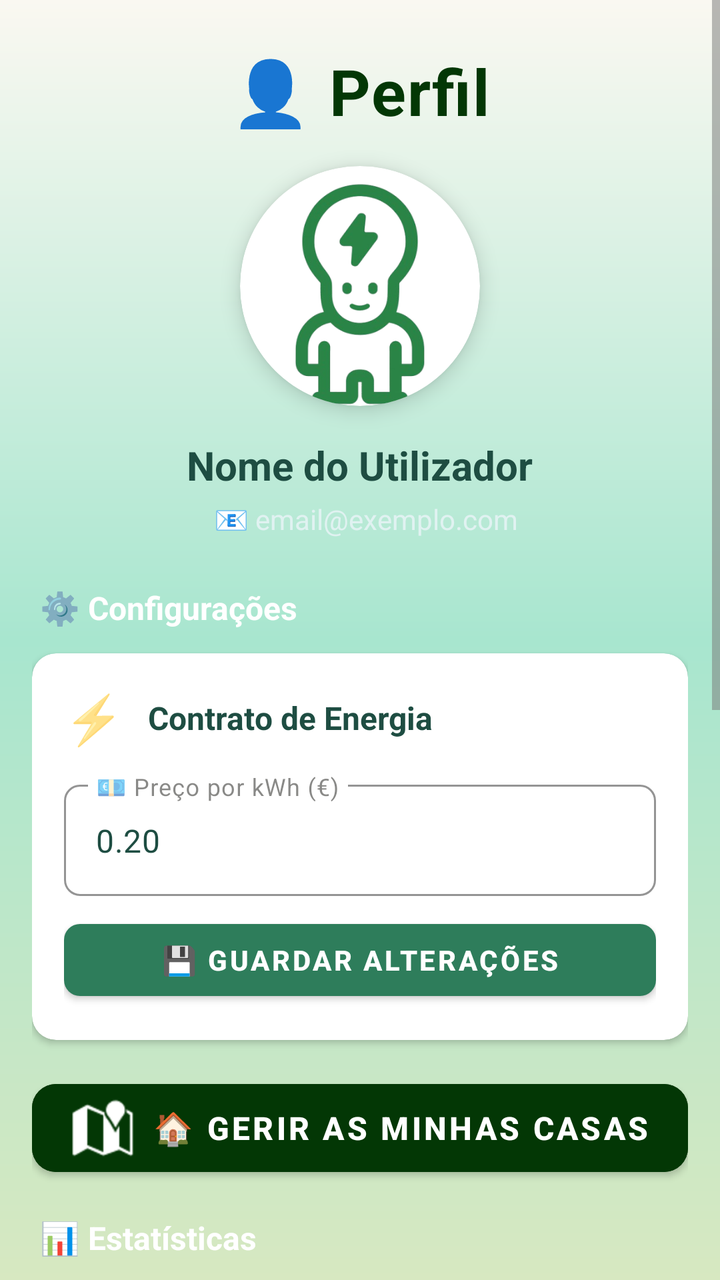
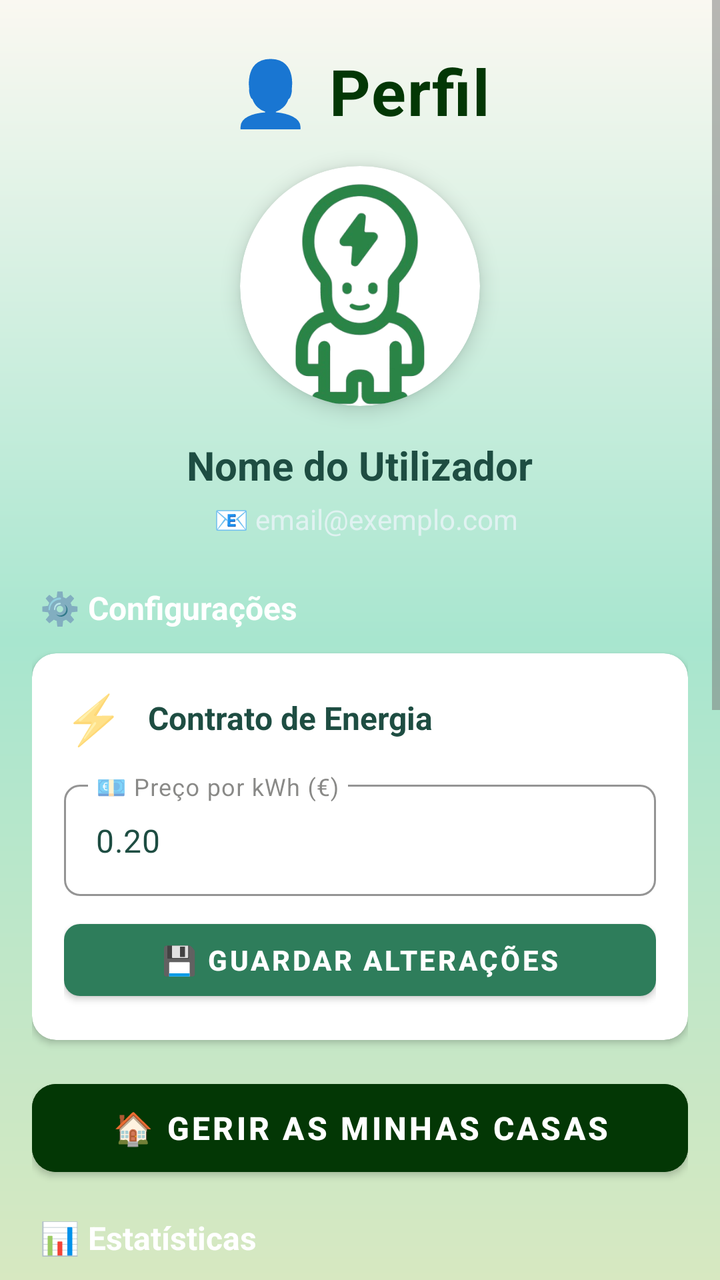

An Android layout rendered at two revisions. The XML below is the earlier revision; the diff shows what the commit changed to produce the second picture.
<!-- AndroidManifest.xml: application theme Theme.EcoTrack -->
<!-- res/layout/activity_perfil_utilizador.xml -->
<?xml version="1.0" encoding="utf-8"?>
<ScrollView xmlns:android="http://schemas.android.com/apk/res/android"
    xmlns:app="http://schemas.android.com/apk/res-auto"
    xmlns:tools="http://schemas.android.com/tools"
    android:layout_width="match_parent"
    android:layout_height="match_parent"
    android:background="@drawable/gradient_verde"
    android:fillViewport="true"
    android:fitsSystemWindows="true">

    <LinearLayout
        android:layout_width="match_parent"
        android:layout_height="wrap_content"
        android:orientation="vertical"
        android:padding="16dp">

        
        <LinearLayout
            android:layout_width="match_parent"
            android:layout_height="wrap_content"
            android:orientation="vertical"
            android:gravity="center_horizontal"
            android:paddingTop="8dp"
            android:paddingBottom="24dp">

            <TextView
                android:layout_width="wrap_content"
                android:layout_height="wrap_content"
                android:text="👤 Perfil"
                android:textColor="@color/green"
                android:textSize="32sp"
                android:textStyle="bold"
                android:letterSpacing="0.02"
                android:layout_marginBottom="8dp" />

            
            <com.google.android.material.card.MaterialCardView
                android:id="@+id/btnEditarFoto"
                android:layout_width="120dp"
                android:layout_height="120dp"
                android:layout_marginTop="8dp"
                android:layout_marginBottom="16dp"
                app:cardCornerRadius="60dp"
                app:cardElevation="6dp"
                app:cardBackgroundColor="@android:color/white"
                app:cardPreventCornerOverlap="true"
                android:clickable="true"
                android:focusable="true"
                android:foreground="?attr/selectableItemBackgroundBorderless">

                <RelativeLayout
                    android:layout_width="match_parent"
                    android:layout_height="match_parent">

                    <ImageView
                        android:id="@+id/imgPerfil"
                        android:layout_width="match_parent"
                        android:layout_height="match_parent"
                        android:scaleType="centerCrop"
                        android:src="@drawable/ecotrack_logo"
                        android:contentDescription="Foto de perfil" />

                </RelativeLayout>
            </com.google.android.material.card.MaterialCardView>

            
            <TextView
                android:id="@+id/tvNomeCompleto"
                android:layout_width="wrap_content"
                android:layout_height="wrap_content"
                android:text="Nome do Utilizador"
                android:textSize="20sp"
                android:textStyle="bold"
                android:textColor="#1E4D42"
                android:maxWidth="300dp"
                android:ellipsize="end"
                android:maxLines="1"
                android:layout_marginBottom="4dp" />

            <TextView
                android:id="@+id/tvEmail"
                android:layout_width="wrap_content"
                android:layout_height="wrap_content"
                android:text="📧 email@exemplo.com"
                android:textSize="14sp"
                android:textColor="#E0F2F1"
                android:maxWidth="300dp"
                android:ellipsize="end"
                android:maxLines="1"
                android:paddingStart="6dp" />
        </LinearLayout>

        
        <TextView
            android:layout_width="wrap_content"
            android:layout_height="wrap_content"
            android:text="⚙️ Configurações"
            android:textColor="#FFFFFF"
            android:textSize="16sp"
            android:textStyle="bold"
            android:paddingStart="4dp"
            android:layout_marginBottom="12dp" />

        
        <com.google.android.material.card.MaterialCardView
            android:layout_width="match_parent"
            android:layout_height="wrap_content"
            android:layout_marginBottom="16dp"
            app:cardCornerRadius="12dp"
            app:cardElevation="2dp"
            app:cardBackgroundColor="@android:color/white">

            <LinearLayout
                android:layout_width="match_parent"
                android:layout_height="wrap_content"
                android:orientation="vertical"
                android:padding="16dp">

                
                <LinearLayout
                    android:layout_width="match_parent"
                    android:layout_height="wrap_content"
                    android:orientation="horizontal"
                    android:gravity="center_vertical"
                    android:layout_marginBottom="12dp">

                    <TextView
                        android:layout_width="wrap_content"
                        android:layout_height="wrap_content"
                        android:text="⚡"
                        android:textSize="24sp"
                        android:layout_marginEnd="12dp" />

                    <TextView
                        android:layout_width="0dp"
                        android:layout_height="wrap_content"
                        android:layout_weight="1"
                        android:text="Contrato de Energia"
                        android:textColor="#1E4D42"
                        android:textSize="16sp"
                        android:textStyle="bold" />
                </LinearLayout>

                
                <com.google.android.material.textfield.TextInputLayout
                    style="@style/Widget.MaterialComponents.TextInputLayout.OutlinedBox"
                    android:layout_width="match_parent"
                    android:layout_height="wrap_content"
                    android:hint="💶 Preço por kWh (€)"
                    app:boxCornerRadiusBottomEnd="8dp"
                    app:boxCornerRadiusBottomStart="8dp"
                    app:boxCornerRadiusTopEnd="8dp"
                    app:boxCornerRadiusTopStart="8dp"
                    app:boxStrokeColor="@color/green"
                    app:boxStrokeWidth="1dp"
                    android:layout_marginBottom="8dp">

                    <com.google.android.material.textfield.TextInputEditText
                        android:id="@+id/etPrecoKwhPerfil"
                        android:layout_width="match_parent"
                        android:layout_height="wrap_content"
                        android:inputType="numberDecimal"
                        android:text="0.20"
                        android:textSize="16sp"
                        android:textColor="#1E4D42" />
                </com.google.android.material.textfield.TextInputLayout>

                
                <com.google.android.material.button.MaterialButton
                    android:id="@+id/btnGuardarPreco"
                    android:layout_width="match_parent"
                    android:layout_height="48dp"
                    android:text="💾 Guardar Alterações"
                    android:textStyle="bold"
                    android:textSize="14sp"
                    style="@style/Widget.MaterialComponents.Button"
                    app:cornerRadius="8dp"
                    android:paddingStart="16dp"
                    android:paddingEnd="16dp" />
            </LinearLayout>
        </com.google.android.material.card.MaterialCardView>

        
        <com.google.android.material.button.MaterialButton
            android:id="@+id/btnGerirCasas"
            android:layout_width="match_parent"
            android:layout_height="56dp"
            android:text="🏠 Gerir as Minhas Casas"
            android:textSize="16sp"
            android:textStyle="bold"
            android:layout_marginBottom="16dp"
            app:cornerRadius="12dp"
            app:icon="@android:drawable/ic_dialog_map"
            app:iconGravity="textStart"
            android:textColor="@android:color/white"
            android:backgroundTint="@color/green"
            style="@style/Widget.MaterialComponents.Button" />

        
        <TextView
            android:layout_width="wrap_content"
            android:layout_height="wrap_content"
            android:text="📊 Estatísticas"
            android:textColor="#FFFFFF"
            android:textSize="16sp"
            android:textStyle="bold"
            android:paddingStart="4dp"
            android:layout_marginBottom="12dp" />

        
        <com.google.android.material.card.MaterialCardView
            android:layout_width="match_parent"
            android:layout_height="wrap_content"
            android:layout_marginBottom="24dp"
            app:cardCornerRadius="16dp"
            app:cardElevation="4dp"
            app:cardBackgroundColor="@android:color/white">

            <LinearLayout
                android:layout_width="match_parent"
                android:layout_height="wrap_content"
                android:orientation="vertical"
                android:padding="20dp">

                <TextView
                    android:layout_width="wrap_content"
                    android:layout_height="wrap_content"
                    android:text="📈 Resumo de Consumo"
                    android:textSize="18sp"
                    android:textColor="#1E4D42"
                    android:textStyle="bold"
                    android:layout_marginBottom="20dp" />

                
                <GridLayout
                    android:layout_width="match_parent"
                    android:layout_height="wrap_content"
                    android:columnCount="2"
                    android:rowCount="2"
                    android:columnWidth="0dp"
                    android:useDefaultMargins="true"
                    android:alignmentMode="alignBounds">

                    
                    <LinearLayout
                        android:layout_width="0dp"
                        android:layout_height="wrap_content"
                        android:layout_columnWeight="1"
                        android:orientation="vertical"
                        android:gravity="center"
                        android:padding="12dp"
                        android:background="@drawable/card_background_white"
                        android:layout_marginEnd="8dp"
                        android:layout_marginBottom="8dp">

                        <TextView
                            android:layout_width="wrap_content"
                            android:layout_height="wrap_content"
                            android:text="🔋"
                            android:textSize="32sp"
                            android:layout_marginBottom="8dp" />

                        <TextView
                            android:layout_width="wrap_content"
                            android:layout_height="wrap_content"
                            android:text="Consumo Total"
                            android:textSize="12sp"
                            android:textColor="#666666"
                            android:layout_marginBottom="4dp" />

                        <TextView
                            android:id="@+id/tvConsumoStat"
                            android:layout_width="wrap_content"
                            android:layout_height="wrap_content"
                            android:text="-- kWh"
                            android:textSize="20sp"
                            android:textStyle="bold"
                            android:textColor="#1E4D42" />
                    </LinearLayout>

                    
                    <LinearLayout
                        android:layout_width="0dp"
                        android:layout_height="wrap_content"
                        android:layout_columnWeight="1"
                        android:orientation="vertical"
                        android:gravity="center"
                        android:padding="12dp"
                        android:background="@drawable/card_background_white"
                        android:layout_marginBottom="8dp">

                        <TextView
                            android:layout_width="wrap_content"
                            android:layout_height="wrap_content"
                            android:text="💰"
                            android:textSize="32sp"
                            android:layout_marginBottom="8dp" />

                        <TextView
                            android:layout_width="wrap_content"
                            android:layout_height="wrap_content"
                            android:text="Custo Estimado"
                            android:textSize="12sp"
                            android:textColor="#666666"
                            android:layout_marginBottom="4dp" />

                        <TextView
                            android:id="@+id/tvPoupancaStat"
                            android:layout_width="wrap_content"
                            android:layout_height="wrap_content"
                            android:text="€ --"
                            android:textSize="20sp"
                            android:textStyle="bold"
                            android:textColor="#1E4D42" />
                    </LinearLayout>
                </GridLayout>
            </LinearLayout>
        </com.google.android.material.card.MaterialCardView>

        
        <TextView
            android:layout_width="wrap_content"
            android:layout_height="wrap_content"
            android:text="👤 Conta"
            android:textColor="#FFFFFF"
            android:textSize="16sp"
            android:textStyle="bold"
            android:paddingStart="4dp"
            android:layout_marginBottom="12dp" />

        
        <LinearLayout
            android:layout_width="match_parent"
            android:layout_height="wrap_content"
            android:orientation="vertical"
            android:background="@drawable/rounded_white_box"
            android:padding="8dp"
            android:layout_marginBottom="32dp">

            
            <com.google.android.material.button.MaterialButton
                android:id="@+id/btnLogout"
                android:layout_width="match_parent"
                android:layout_height="52dp"
                android:layout_marginBottom="8dp"
                android:text="👋🏻 Terminar Sessão"
                android:textSize="15sp"
                style="@style/Widget.MaterialComponents.Button.OutlinedButton"
                app:strokeColor="#1E4D42"
                app:strokeWidth="1dp"
                app:cornerRadius="8dp"
                android:textColor="#1E4D42"
                android:backgroundTint="#d8f5ad" />

            
            <com.google.android.material.button.MaterialButton
                android:id="@+id/btnEliminarConta"
                android:layout_width="match_parent"
                android:layout_height="52dp"
                android:layout_marginBottom="8dp"
                android:text="🗑️ Eliminar Conta"
                android:textSize="15sp"
                style="@style/Widget.MaterialComponents.Button.OutlinedButton"
                app:strokeColor="#D32F2F"
                app:strokeWidth="1dp"
                app:cornerRadius="8dp"
                android:textColor="#D32F2F"
                android:backgroundTint="#F27d7d" />

            
            <com.google.android.material.button.MaterialButton
                android:id="@+id/btnVoltar"
                android:layout_width="match_parent"
                android:layout_height="52dp"
                android:text="⬅️ Voltar ao Menu"
                android:textSize="15sp"
                android:textStyle="bold"
                app:cornerRadius="8dp"
                android:textColor="@android:color/white"
                android:backgroundTint="@color/green" />
        </LinearLayout>

    </LinearLayout>
</ScrollView>
<!-- resources referenced by this layout -->
<resources>
  <color name="green">#033705</color>
  <!-- drawable card_background_white (drawable) -->
  <?xml version="1.0" encoding="utf-8"?>
  <shape xmlns:android="http://schemas.android.com/apk/res/android"
      android:shape="rectangle">
      <solid android:color="#FFFFFF" />
      <corners android:radius="16dp" />
      <padding
          android:left="8dp"
          android:top="8dp"
          android:right="8dp"
          android:bottom="8dp" />
      <stroke
          android:width="1dp"
          android:color="#DDDDDD" />
  </shape>
  <!-- drawable ecotrack_logo: png bitmap (drawable, 78201 bytes) -->
  <!-- drawable gradient_verde (drawable) -->
  <shape xmlns:android="http://schemas.android.com/apk/res/android">
      <gradient
          android:startColor="@color/pastel_lightgreen"
          android:centerColor="@color/mint_start"
          android:endColor="@color/pastel_whitewarm"
          android:angle="90" />
  
      <corners android:radius="0dp" />
  </shape>
  <!-- drawable rounded_white_box (drawable) -->
  <shape xmlns:android="http://schemas.android.com/apk/res/android" android:shape="rectangle">
      <solid android:color="#FFFFFF"/>
      <corners android:radius="16dp"/>
      <padding android:left="12dp" android:top="12dp" android:right="12dp" android:bottom="12dp"/>
  </shape>
  <style name="Theme.EcoTrack" parent="Theme.MaterialComponents.Light.NoActionBar">
          
          <item name="colorPrimary">@color/colorPrimary</item>
          <item name="colorOnPrimary">@color/colorOnPrimary</item>
          <item name="colorSecondary">@color/colorSecondary</item>
          <item name="colorOnSecondary">@color/colorOnSecondary</item>
  
          
          <item name="colorOnBackground">@color/background_beige</item>
          <item name="colorSurface">@color/colorSurface</item>
          <item name="colorOnSurface">@color/colorOnSurface</item>
          <item name="android:windowBackground">@color/background_beige</item>
  
          
          <item name="colorPrimaryContainer">@color/colorPrimaryContainer</item>
          <item name="colorOnPrimaryContainer">@color/colorOnPrimaryContainer</item>
          <item name="colorSecondaryContainer">@color/colorSecondaryContainer</item>
          <item name="colorOnSecondaryContainer">@color/colorOnSecondaryContainer</item>
  
          
          <item name="colorError">@color/colorError</item>
          <item name="colorOnError">@color/colorOnError</item>
          <item name="colorErrorContainer">@color/colorErrorContainer</item>
          <item name="colorOnErrorContainer">@color/colorOnErrorContainer</item>
  
          
          <item name="colorOutline">@color/colorOutline</item>
  
          
          <item name="android:textColorPrimary">@color/text_primary</item>
          <item name="android:textColorSecondary">@color/text_secondary</item>
  
          
          <item name="android:statusBarColor">@color/colorPrimary</item>
          <item name="android:navigationBarColor">@color/background_beige</item>
      </style>
  <color name="pastel_lightgreen">#D7E8C1</color>
  <color name="mint_start">#A8E6CF</color>
  <color name="pastel_whitewarm">#FAF8F1</color>
  <color name="colorPrimary">#2E7D5B</color>
  <color name="colorOnPrimary">#FFFFFF</color>
  <color name="colorSecondary">#52644F</color>
  <color name="colorOnSecondary">#FFFFFF</color>
  <color name="background_beige">#FFFDF8</color>
  <color name="colorSurface">#FAF7F2</color>
  <color name="colorOnSurface">#3B3A37</color>
  <color name="colorPrimaryContainer">#BFE3CF</color>
  <color name="colorOnPrimaryContainer">#1A3B2C</color>
  <color name="colorSecondaryContainer">#D5E8D7</color>
  <color name="colorOnSecondaryContainer">#1F352F</color>
  <color name="colorError">#B3261E</color>
  <color name="colorOnError">#FFFFFF</color>
  <color name="colorErrorContainer">#F9DEDC</color>
  <color name="colorOnErrorContainer">#410E0B</color>
  <color name="colorOutline">#D8D2C8</color>
  <color name="text_primary">#2E2E2E</color>
  <color name="text_secondary">#7A7A7A</color>
</resources>

<!-- the commit's change to res/layout/activity_perfil_utilizador.xml (unified diff, before → after) -->
@@ -190,7 +190,6 @@
             android:textStyle="bold"
             android:layout_marginBottom="16dp"
             app:cornerRadius="12dp"
-            app:icon="@android:drawable/ic_dialog_map"
             app:iconGravity="textStart"
             android:textColor="@android:color/white"
             android:backgroundTint="@color/green"
